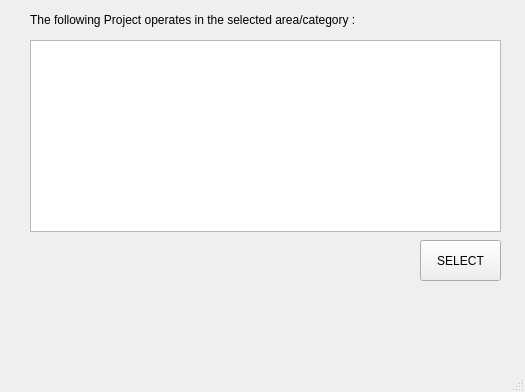
Old version of the form Screens/screen2.ui in the repository msaadg/NGOConnect.
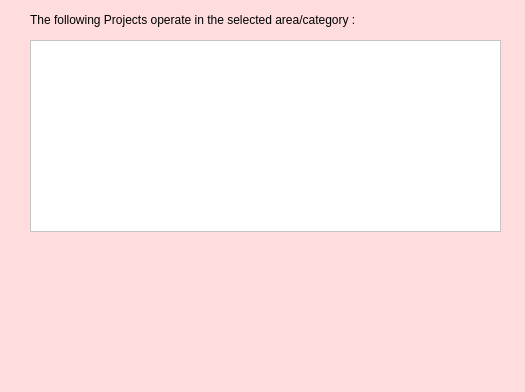
New version of the form. Icons and pictures are not drawn.

Diff of the .ui file:
```diff
--- a/Screens/screen2.ui
+++ b/Screens/screen2.ui
@@ -13,6 +13,9 @@
   <property name="windowTitle">
    <string>MainWindow</string>
   </property>
+  <property name="styleSheet">
+   <string notr="true">background-color: rgb(255, 221, 222);</string>
+  </property>
   <widget class="QWidget" name="centralwidget">
    <widget class="QLabel" name="label">
     <property name="geometry">
@@ -29,20 +32,7 @@
      </font>
     </property>
     <property name="text">
-     <string>The following Project operates in the selected area/category :</string>
-    </property>
-   </widget>
-   <widget class="QPushButton" name="SelectButton">
-    <property name="geometry">
-     <rect>
-      <x>420</x>
-      <y>240</y>
-      <width>81</width>
-      <height>41</height>
-     </rect>
-    </property>
-    <property name="text">
-     <string>SELECT</string>
+     <string>The following Projects operate in the selected area/category :</string>
     </property>
    </widget>
    <widget class="QListWidget" name="listWidget">
@@ -54,6 +44,47 @@
       <height>192</height>
      </rect>
     </property>
+    <property name="styleSheet">
+     <string notr="true">background-color:white;</string>
+    </property>
+   </widget>
+   <widget class="QLabel" name="label_10">
+    <property name="geometry">
+     <rect>
+      <x>10</x>
+      <y>310</y>
+      <width>131</width>
+      <height>51</height>
+     </rect>
+    </property>
+    <property name="text">
+     <string/>
+    </property>
+    <property name="pixmap">
+     <pixmap>../MyLogo.png</pixmap>
+    </property>
+    <property name="scaledContents">
+     <bool>true</bool>
+    </property>
+   </widget>
+   <widget class="QLabel" name="label_11">
+    <property name="geometry">
+     <rect>
+      <x>10</x>
+      <y>290</y>
+      <width>131</width>
+      <height>51</height>
+     </rect>
+    </property>
+    <property name="text">
+     <string/>
+    </property>
+    <property name="pixmap">
+     <pixmap>../Logo.png</pixmap>
+    </property>
+    <property name="scaledContents">
+     <bool>true</bool>
+    </property>
    </widget>
   </widget>
   <widget class="QMenuBar" name="menubar">
```
Left out of the diff: 2 changed lines with no effect on the pictures.
